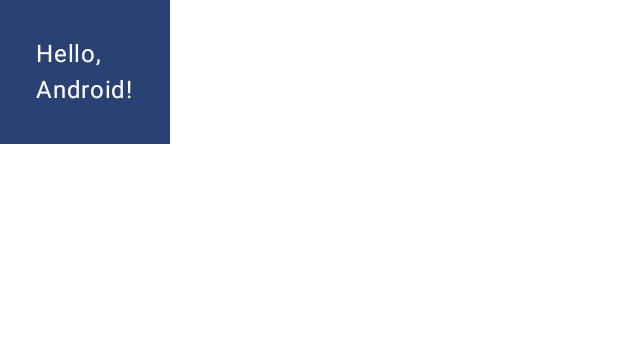
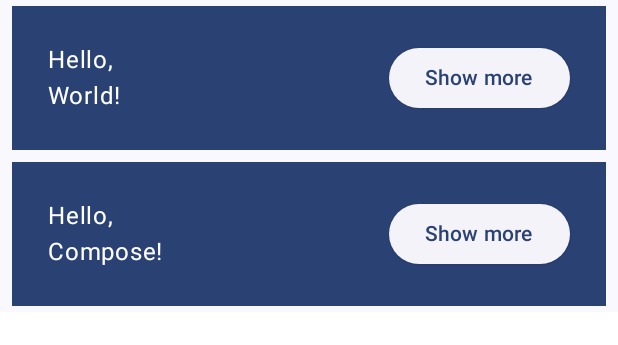
Before and after one commit to mcastre1/AndroidDev, an Android app built with Jetpack Compose: the @Preview function GreetingPreview, on a phone screen of 412 x 824 dp. Shown: the top 345 px of the screen. Run offline under Robolectric (Android 15) with nearby library versions, the phone set to English and light mode, and no system bars.

Commit message:
Remember, mutablestateof, and expanding column

```diff
--- a/BasicsCodelab/app/src/main/java/com/example/basicscodelab/MainActivity.kt
+++ b/BasicsCodelab/app/src/main/java/com/example/basicscodelab/MainActivity.kt
@@ -4,13 +4,18 @@ import android.os.Bundle
 import androidx.activity.ComponentActivity
 import androidx.activity.compose.setContent
 import androidx.compose.foundation.layout.Column
+import androidx.compose.foundation.layout.Row
 import androidx.compose.foundation.layout.fillMaxSize
+import androidx.compose.foundation.layout.fillMaxWidth
 import androidx.compose.foundation.layout.padding
 import androidx.compose.material3.ColorScheme
+import androidx.compose.material3.ElevatedButton
 import androidx.compose.material3.MaterialTheme
 import androidx.compose.material3.Surface
 import androidx.compose.material3.Text
 import androidx.compose.runtime.Composable
+import androidx.compose.runtime.mutableStateOf
+import androidx.compose.runtime.remember
 import androidx.compose.ui.Modifier
 import androidx.compose.ui.tooling.preview.Preview
 import androidx.compose.ui.unit.dp
@@ -28,27 +33,41 @@ class MainActivity : ComponentActivity() {
 }
 
 @Composable
-fun MyApp(modifier: Modifier = Modifier){
+fun MyApp(modifier: Modifier = Modifier, names: List<String> = listOf("World", "Compose")){
     Surface(
         modifier = modifier,
         color = MaterialTheme.colorScheme.background
     ) {
-        Greeting(name = "Android")
+        Column(modifier.padding()) {
+            for (name in names) {
+                Greeting(name = "$name")
+            }
+        }
+
     }
 
 }
 
 @Composable
 fun Greeting(name: String) {
+    // This is how we save a value for each recomposition
+    // We use mutablestatof to tell compose to recompose whenever this value changes
+    // remember is used to compose remembers the new value whenever recomposition happens
+    // again.
+    val expanded = remember { mutableStateOf(false) }
+    val extraPadding = if (expanded.value) 48.dp else 0.dp
     // Surfaces are like a box around all composable objects inside its body
     // The advantage is that it will know when to use light or dark mode when
     // compared to a, lets say, box.
     Surface (
-        color = MaterialTheme.colorScheme.primary
-    ){
-        Column (
-            modifier = Modifier.padding(24.dp)
-        ){
+        color = MaterialTheme.colorScheme.primary,
+        modifier = Modifier.padding(vertical = 4.dp, horizontal = 8.dp)
+    ) {
+        Row(modifier = Modifier.padding(24.dp)) {
+            Column(
+                modifier = Modifier.weight(1f)
+                    .padding(bottom = extraPadding)
+            ) {
                 Text(
                     text = "Hello,",
                 )
@@ -56,10 +75,14 @@ fun Greeting(name: String) {
                     text = "$name!",
                 )
             }
+            ElevatedButton(onClick = { expanded.value = !expanded.value }) {
+                Text(if (expanded.value) "Show less" else "Show more")
+            }
+        }
     }
 }
 
-@Preview(showBackground = true)
+@Preview(showBackground = true, widthDp = 320)
 @Composable
 fun GreetingPreview() {
     BasicsCodelabTheme {
```
Lines whose indentation alone changed are shown as unchanged.
